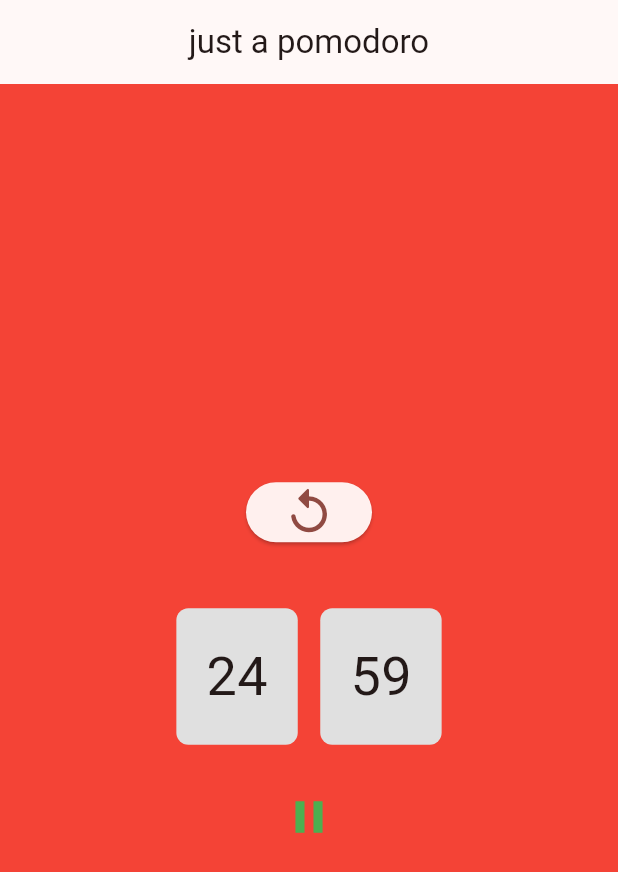
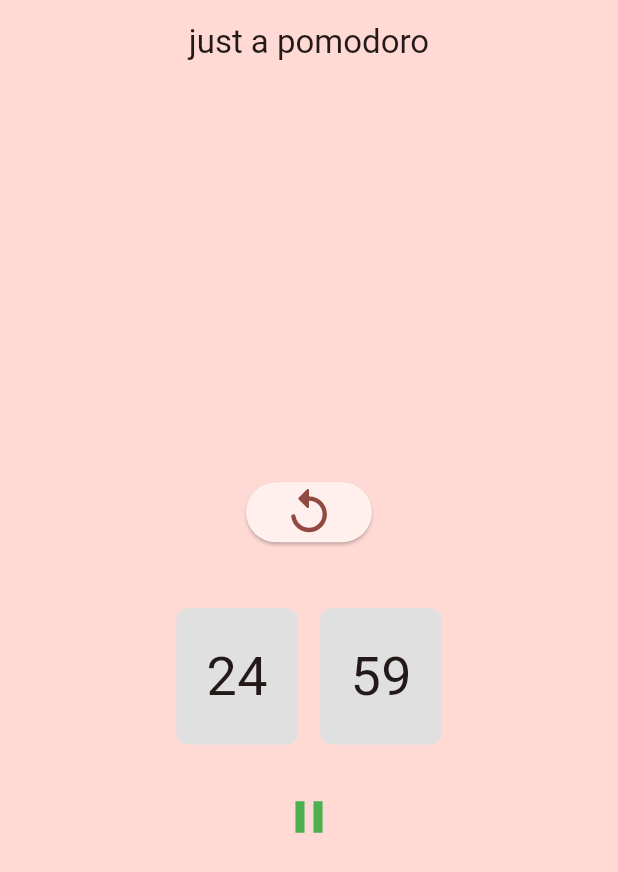
Before and after one commit to HypnosCicero/just_a_pomodoro, a Flutter app: the screen it shows after launch, after a tap on the "play arrow" icon, on a phone screen of 412 x 824 dp. Shown: the top 872 px of the screen. Run offline on Flutter 3.47's test engine with Material 3 defaults, Android fonts, the phone set to English and light mode, and no system bars.

Commit message:
feat(view):color is based on ColorScheme.

```diff
--- a/lib/home/clock_block.dart
+++ b/lib/home/clock_block.dart
@@ -1,6 +1,7 @@
 import 'dart:async';
 import 'package:flutter/material.dart';
 import 'package:just_a_pomodoro/home/time_block.dart';
+import 'package:just_a_pomodoro/home/home.dart';
 
 class ClockBlock extends StatefulWidget {
   const ClockBlock({super.key});
@@ -44,9 +45,9 @@ class _ClockBlockState extends State<ClockBlock> {
             _arrayIndex++;
             _minutes = _minutesArray[_arrayIndex %= 2];
             if(_minutes == 5) {
-              backgroundColor = Colors.green;
+              backgroundColor = leavesColorScheme.primaryContainer;
             } else {
-              backgroundColor = Colors.red;
+              backgroundColor = tomatoColorScheme.primaryContainer;
             }
           }
         }
@@ -57,10 +58,10 @@ class _ClockBlockState extends State<ClockBlock> {
     setState(() {
       if(_isSelected) {
         _timer?.cancel();
-        backgroundColor = Colors.white;
+        backgroundColor = backgroundColorScheme.primaryContainer;
       } else {
         _startTimer();
-        backgroundColor = Colors.red;
+        backgroundColor = tomatoColorScheme.primaryContainer;
       }
       _isSelected = !_isSelected;
     });
--- a/lib/home/home.dart
+++ b/lib/home/home.dart
@@ -3,7 +3,7 @@ import 'package:just_a_pomodoro/home/clock_block.dart';
 
 ColorScheme tomatoColorScheme = ColorScheme.fromSeed(seedColor: Colors.red);
 ColorScheme backgroundColorScheme = ColorScheme.fromSeed(seedColor: Colors.white);
-
+ColorScheme leavesColorScheme = ColorScheme.fromSeed(seedColor: Colors.green);
 // 'HomePage' is not a key words
 class HomePage extends StatelessWidget {
   const HomePage({super.key});
@@ -12,13 +12,13 @@ class HomePage extends StatelessWidget {
   Widget build(BuildContext context) {
     return Scaffold( // define main architecture
       appBar: AppBar(
-        backgroundColor: tomatoColorScheme.background,
+        backgroundColor: tomatoColorScheme.primaryContainer,
         title: Center(
           child: Text("just a pomodoro")
           ),
       ),
       body:  ClockBlock(),
-      backgroundColor: tomatoColorScheme.background,
+      backgroundColor: backgroundColorScheme.primaryContainer,
     );
   }
 }
```
